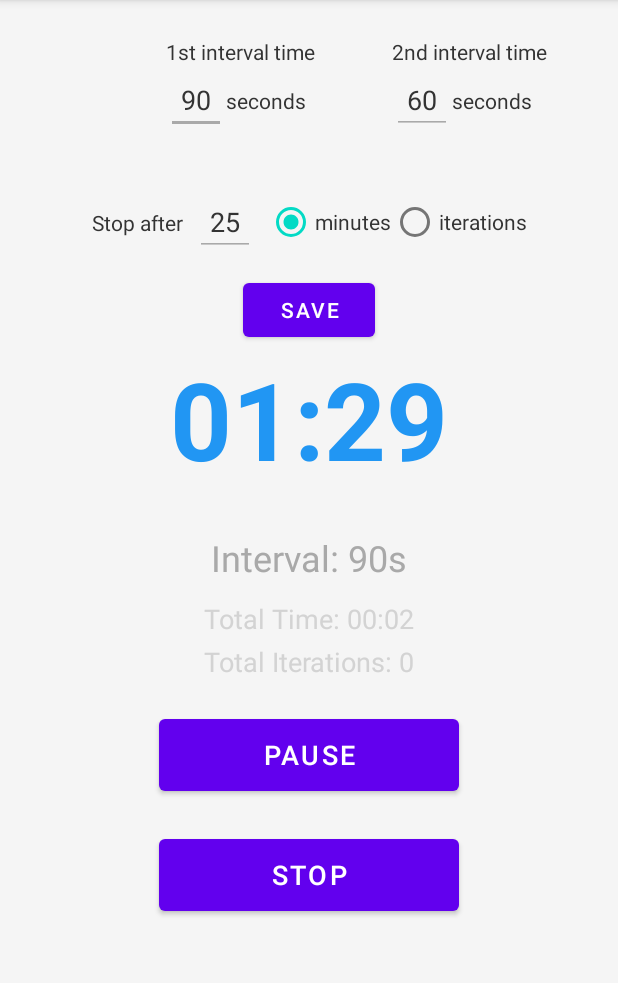
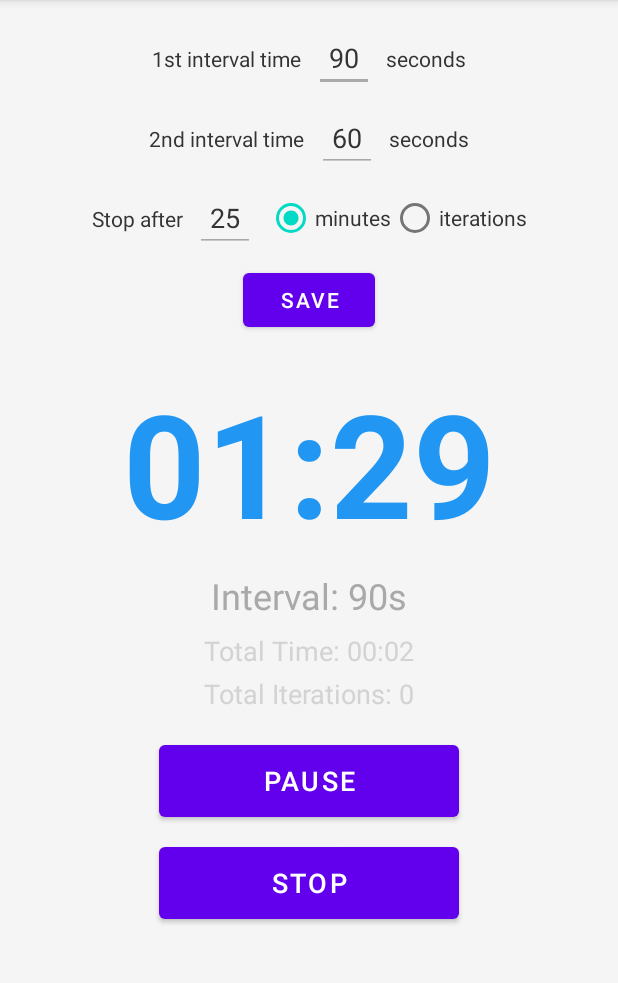
Before and after one commit to wakedappdev/TrainingTimer, an Android app: the screen it shows after launch (MainActivity), after a tap on "START", on a phone screen of 412 x 824 dp, the part 84-1067 px from its top. Run offline under Robolectric (Android 15) with nearby library versions, the phone set to English and light mode, and no system bars.

Commit message:
Fixed layout

```diff
--- a/app/src/main/java/com/example/timerapp/MainActivity.kt
+++ b/app/src/main/java/com/example/timerapp/MainActivity.kt
@@ -35,6 +35,7 @@ class MainActivity : AppCompatActivity() {
     private var totalDuration = 25
     private var currentInterval = interval1
     private var remainingTime = interval1 * 1000L
+    private var totalTimeRemaining = 0L
     private var totalTimeElapsed = 0L
     private var iterationCount = 0
 
@@ -108,13 +109,14 @@ class MainActivity : AppCompatActivity() {
         pauseResumeButton.text = "Pause"
         totalTimeElapsed = 0L
         iterationCount = 0
+        totalTimeRemaining = totalDuration * 60 * 1000L
         updateDisplay()
 
         createTimer(remainingTime)
         startTrackingTimer()
 
         if (stopConditionType.checkedRadioButtonId == R.id.stopAfterMinutes) {
-            startTotalTimer()
+            startTotalTimer(totalTimeRemaining)
         }
     }
 
@@ -124,9 +126,7 @@ class MainActivity : AppCompatActivity() {
         pauseResumeButton.text = "Resume"
         countDownTimer?.cancel()
         trackingTimer?.cancel()
-        if (stopConditionType.checkedRadioButtonId == R.id.stopAfterMinutes) {
-            totalTimer?.cancel()
-        }
+        totalTimer?.cancel()
     }
 
     private fun resumeTimer() {
@@ -136,7 +136,7 @@ class MainActivity : AppCompatActivity() {
         createTimer(remainingTime)
         startTrackingTimer()
         if (stopConditionType.checkedRadioButtonId == R.id.stopAfterMinutes) {
-            startTotalTimer()
+            startTotalTimer(totalTimeRemaining)
         }
     }
 
@@ -178,7 +178,6 @@ class MainActivity : AppCompatActivity() {
                 currentInterval = if (currentInterval == interval1) interval2 else interval1
 
                 remainingTime = currentInterval * 1000L
-                updateDisplay()
 
                 if (isRunning) {
                     createTimer(remainingTime)
@@ -216,10 +215,12 @@ class MainActivity : AppCompatActivity() {
         }.start()
     }
 
-    private fun startTotalTimer() {
+    private fun startTotalTimer(duration: Long) {
         totalTimer?.cancel()
-        totalTimer = object : CountDownTimer(totalDuration * 60 * 1000L, 1000) {
-            override fun onTick(millisUntilFinished: Long) {}
+        totalTimer = object : CountDownTimer(duration, 1000) {
+            override fun onTick(millisUntilFinished: Long) {
+                totalTimeRemaining = millisUntilFinished
+            }
 
             override fun onFinish() {
                 stopTimer()
--- a/app/src/main/res/layout/activity_main.xml
+++ b/app/src/main/res/layout/activity_main.xml
@@ -14,48 +14,39 @@
         android:layout_height="wrap_content"
         android:text="1st interval time"
         android:textColor="#333333"
-        app:layout_constraintBottom_toTopOf="@id/interval1Input"
-        app:layout_constraintStart_toStartOf="@id/interval1Input" />
+        app:layout_constraintBottom_toBottomOf="@+id/interval1Input"
+        app:layout_constraintEnd_toStartOf="@+id/interval1Input"
+        app:layout_constraintHorizontal_chainStyle="packed"
+        app:layout_constraintStart_toStartOf="parent"
+        app:layout_constraintTop_toTopOf="@+id/interval1Input" />
 
     <EditText
         android:id="@+id/interval1Input"
         android:layout_width="40dp"
         android:layout_height="wrap_content"
-        android:layout_marginTop="44dp"
+        android:layout_marginStart="8dp"
+        android:layout_marginTop="16dp"
         android:backgroundTint="#A9A9A9"
         android:gravity="center"
         android:hint="Interval 1 (s)"
         android:inputType="number"
         android:text="90"
         android:textColor="#333333"
-        app:layout_constraintEnd_toStartOf="@+id/interval2Input"
-        app:layout_constraintStart_toStartOf="parent"
+        app:layout_constraintEnd_toStartOf="@+id/interval1Seconds"
+        app:layout_constraintStart_toEndOf="@+id/interval1Label"
         app:layout_constraintTop_toTopOf="parent" />
 
     <TextView
         android:id="@+id/interval1Seconds"
         android:layout_width="wrap_content"
         android:layout_height="wrap_content"
+        android:layout_marginStart="8dp"
         android:text="seconds"
         android:textColor="#333333"
         app:layout_constraintBottom_toBottomOf="@id/interval1Input"
+        app:layout_constraintEnd_toEndOf="parent"
         app:layout_constraintStart_toEndOf="@id/interval1Input"
         app:layout_constraintTop_toTopOf="@id/interval1Input" />
-
-    <EditText
-        android:id="@+id/interval2Input"
-        android:layout_width="40dp"
-        android:layout_height="wrap_content"
-        android:layout_marginTop="44dp"
-        android:backgroundTint="#A9A9A9"
-        android:gravity="center"
-        android:hint="Interval 2 (s)"
-        android:inputType="number"
-        android:text="60"
-        android:textColor="#333333"
-        app:layout_constraintEnd_toEndOf="parent"
-        app:layout_constraintStart_toEndOf="@id/interval1Input"
-        app:layout_constraintTop_toTopOf="parent" />
 
     <TextView
         android:id="@+id/interval2Label"
@@ -63,16 +54,37 @@
         android:layout_height="wrap_content"
         android:text="2nd interval time"
         android:textColor="#333333"
-        app:layout_constraintBottom_toTopOf="@id/interval2Input"
-        app:layout_constraintStart_toStartOf="@id/interval2Input" />
+        app:layout_constraintBottom_toBottomOf="@+id/interval2Input"
+        app:layout_constraintEnd_toStartOf="@+id/interval2Input"
+        app:layout_constraintHorizontal_chainStyle="packed"
+        app:layout_constraintStart_toStartOf="parent"
+        app:layout_constraintTop_toTopOf="@+id/interval2Input" />
+
+    <EditText
+        android:id="@+id/interval2Input"
+        android:layout_width="40dp"
+        android:layout_height="wrap_content"
+        android:layout_marginStart="8dp"
+        android:layout_marginTop="8dp"
+        android:backgroundTint="#A9A9A9"
+        android:gravity="center"
+        android:hint="Interval 2 (s)"
+        android:inputType="number"
+        android:text="60"
+        android:textColor="#333333"
+        app:layout_constraintEnd_toStartOf="@+id/interval2Seconds"
+        app:layout_constraintStart_toEndOf="@+id/interval2Label"
+        app:layout_constraintTop_toBottomOf="@id/interval1Input" />
 
     <TextView
         android:id="@+id/interval2Seconds"
         android:layout_width="wrap_content"
         android:layout_height="wrap_content"
+        android:layout_marginStart="8dp"
         android:text="seconds"
         android:textColor="#333333"
         app:layout_constraintBottom_toBottomOf="@id/interval2Input"
+        app:layout_constraintEnd_toEndOf="parent"
         app:layout_constraintStart_toEndOf="@id/interval2Input"
         app:layout_constraintTop_toTopOf="@id/interval2Input" />
 
@@ -93,7 +105,7 @@
         android:layout_width="40dp"
         android:layout_height="wrap_content"
         android:layout_marginStart="8dp"
-        android:layout_marginTop="36dp"
+        android:layout_marginTop="8dp"
         android:backgroundTint="#A9A9A9"
         android:gravity="center"
         android:hint="Value"
@@ -102,7 +114,7 @@
         android:textColor="#333333"
         app:layout_constraintEnd_toStartOf="@+id/stopConditionType"
         app:layout_constraintStart_toEndOf="@+id/totalDurationLabel"
-        app:layout_constraintTop_toBottomOf="@id/interval1Input" />
+        app:layout_constraintTop_toBottomOf="@id/interval2Input" />
 
     <RadioGroup
         android:id="@+id/stopConditionType"
@@ -135,7 +147,7 @@
         android:id="@+id/saveIntervalsButton"
         android:layout_width="wrap_content"
         android:layout_height="wrap_content"
-        android:layout_marginTop="12dp"
+        android:layout_marginTop="8dp"
         android:text="Save"
         app:layout_constraintEnd_toEndOf="parent"
         app:layout_constraintStart_toStartOf="parent"
@@ -145,12 +157,13 @@
         android:id="@+id/timerText"
         android:layout_width="wrap_content"
         android:layout_height="wrap_content"
-        android:layout_marginBottom="28dp"
+        android:layout_marginTop="20dp"
+        android:layout_marginBottom="20dp"
         android:text="00:00"
         android:textColor="#2196F3"
-        android:textSize="72sp"
+        android:textSize="96sp"
         android:textStyle="bold"
-        app:layout_constraintBottom_toTopOf="@id/intervalText"
+        app:layout_constraintBottom_toTopOf="@+id/intervalText"
         app:layout_constraintEnd_toEndOf="parent"
         app:layout_constraintStart_toStartOf="parent"
         app:layout_constraintTop_toBottomOf="@+id/saveIntervalsButton" />
@@ -159,7 +172,7 @@
         android:id="@+id/intervalText"
         android:layout_width="wrap_content"
         android:layout_height="wrap_content"
-        android:layout_marginTop="28dp"
+        android:layout_marginTop="8dp"
         android:text="Interval: 60s"
         android:textColor="#A9A9A9"
         android:textSize="24sp"
@@ -171,7 +184,7 @@
         android:id="@+id/totalTimeText"
         android:layout_width="wrap_content"
         android:layout_height="wrap_content"
-        android:layout_marginTop="12dp"
+        android:layout_marginTop="8dp"
         android:text="Total Time: 00:00"
         android:textColor="#D3D3D3"
         android:textSize="18sp"
@@ -195,7 +208,7 @@
         android:id="@+id/pauseResumeButton"
         android:layout_width="200dp"
         android:layout_height="60dp"
-        android:layout_marginTop="20dp"
+        android:layout_marginTop="16dp"
         android:text="Start"
         android:textSize="18sp"
         app:layout_constraintEnd_toEndOf="parent"
@@ -206,7 +219,7 @@
         android:id="@+id/stopButton"
         android:layout_width="200dp"
         android:layout_height="60dp"
-        android:layout_marginTop="20dp"
+        android:layout_marginTop="8dp"
         android:text="Stop"
         android:textSize="18sp"
         app:layout_constraintEnd_toEndOf="parent"
```
